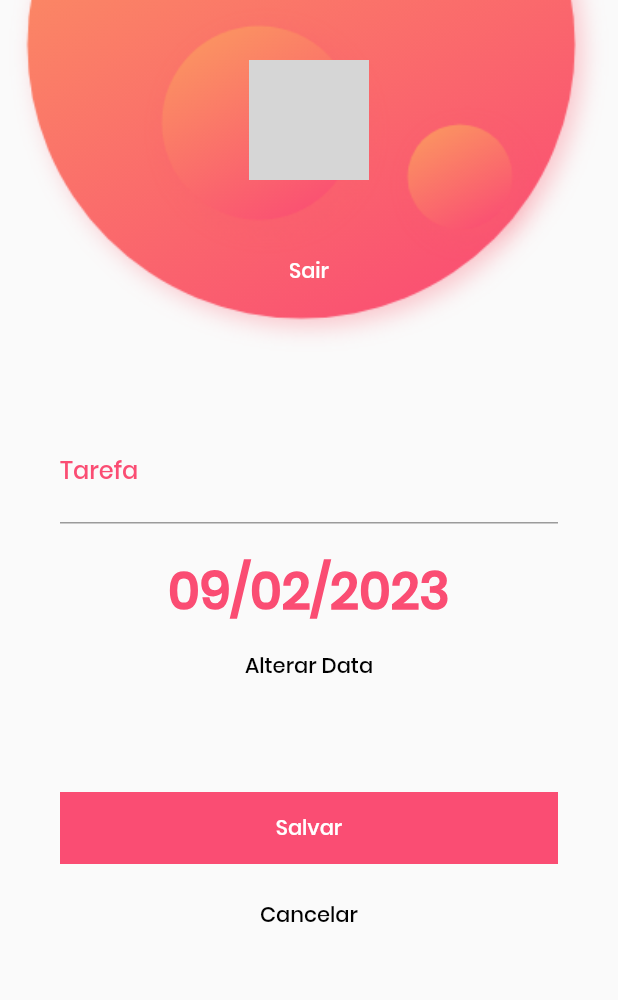
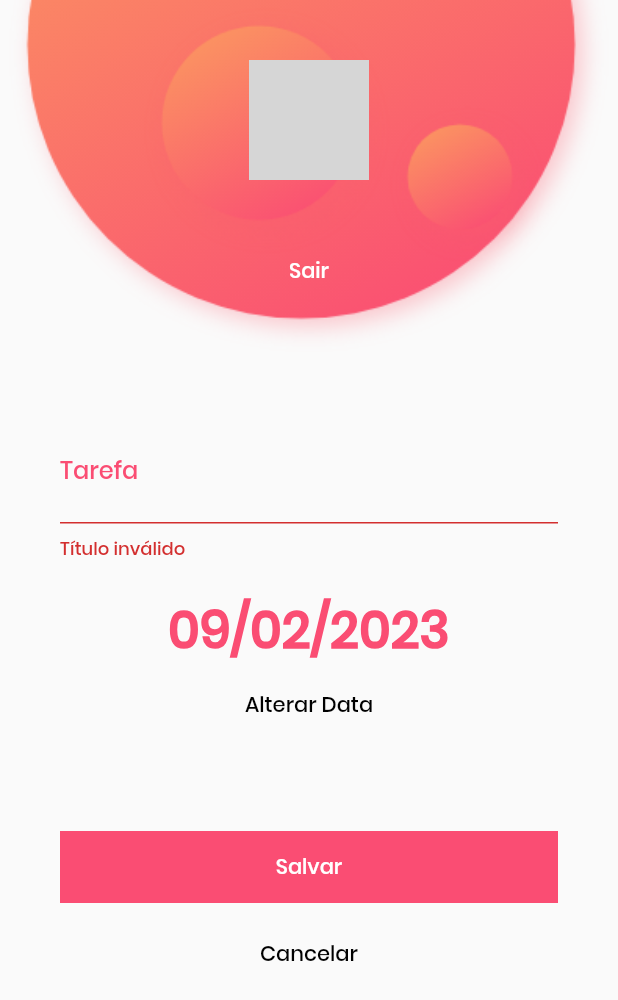
Before and after one commit to Darini/todos-mobx, a Flutter app: the CreateTodoView screen opened directly, after a tap on "Salvar", on a phone screen of 412 x 824 dp. Shown: the top 1000 px of the screen. Run offline on Flutter 3.47's test engine with Material 2 defaults, Android fonts, the phone set to English and light mode, and no system bars; our stand-ins replace dio, firebase_auth, firebase_core, flutter_mobx, google_sign_in, mobx; missing offline and left inert: firebase_auth_web, firebase_core_web, google_sign_in_web; accounts and stored records are empty; generated files the repository leaves out were written again; network calls fail; grey boxes are pictures that could not be loaded.

Commit message:
feat(CreateTodoView): call add function(controller)

```diff
--- a/lib/views/create_todo_view.dart
+++ b/lib/views/create_todo_view.dart
@@ -1,6 +1,10 @@
 import 'package:flutter/material.dart';
 import 'package:intl/intl.dart';
+import 'package:provider/provider.dart';
 import 'package:todos_mobx/components/button_widget.dart';
+import 'package:todos_mobx/controllers/todo_controller.dart';
+import 'package:todos_mobx/models/todo_item_model.dart';
+import 'package:todos_mobx/stores/app_store.dart';
 import 'package:todos_mobx/views/home_view.dart';
 import 'package:todos_mobx/widgets/user_card_widget.dart';
 
@@ -35,6 +39,9 @@ class _CreateTodoViewState extends State<CreateTodoView> {
 
   @override
   Widget build(BuildContext context) {
+    final store = Provider.of<AppStore>(context);
+    final controller = TodoController(store);
+
     return Scaffold(
       body: SingleChildScrollView(
         child: Column(
@@ -43,6 +50,7 @@ class _CreateTodoViewState extends State<CreateTodoView> {
             Padding(
               padding: const EdgeInsets.all(40.0),
               child: Form(
+                key: _formKey,
                 child: Column(
                   children: <Widget>[
                     TextFormField(
@@ -59,6 +67,15 @@ class _CreateTodoViewState extends State<CreateTodoView> {
                         fontSize: 20,
                         color: Theme.of(context).primaryColor,
                       ),
+                      validator: (value) {
+                        if (value == null || value.isEmpty) {
+                          return 'Título inválido';
+                        }
+                        return null;
+                      },
+                      onSaved: (value) {
+                        task = value!;
+                      },
                     ),
                     Padding(
                       padding: const EdgeInsets.only(
@@ -98,7 +115,29 @@ class _CreateTodoViewState extends State<CreateTodoView> {
               child: CustomButton(
                 text: 'Salvar',
                 width: double.infinity,
-                callback: () {},
+                callback: () {
+                  if (!_formKey.currentState!.validate()) {
+                    return;
+                  }
+
+                  _formKey.currentState!.save();
+
+                  TodoItemModel todo = TodoItemModel(
+                    title: task,
+                    date: date,
+                  );
+
+                  controller.add(todo).then(
+                    (_) {
+                      Navigator.push(
+                        context,
+                        MaterialPageRoute(
+                          builder: (context) => const HomeView(),
+                        ),
+                      );
+                    },
+                  );
+                },
               ),
             ),
             TextButton(
```
